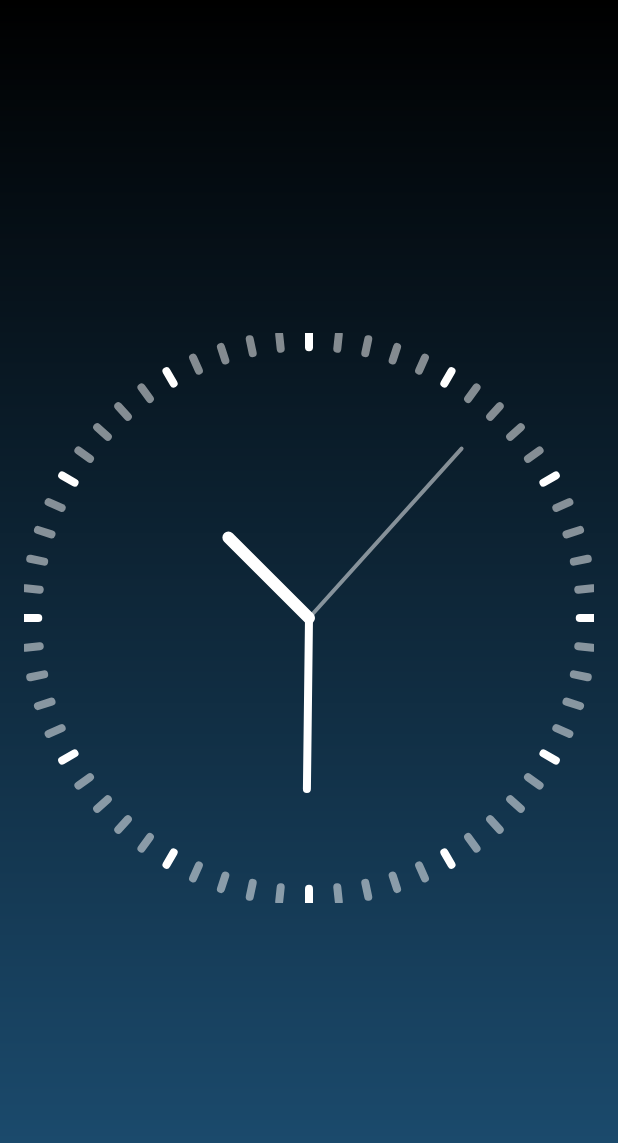
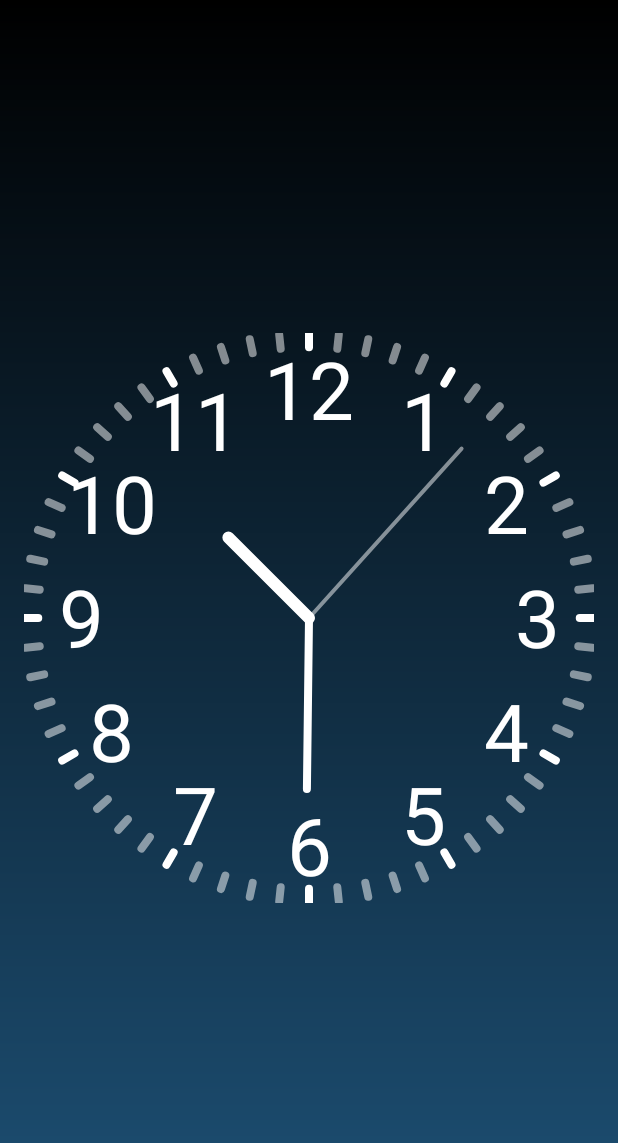
Before and after one commit to Woguagua/AndroidCourse, an Android app: the screen it shows after launch (MainActivity), on a phone screen of 412 x 824 dp. Shown: the top 1143 px of the screen. Run offline under Robolectric (Android 15) with nearby library versions, the phone set to English and light mode, and no system bars.

Commit message:
Update ClockView.java

```diff
--- a/Homework4/Chapter4Demo/app/src/main/java/com/bytedance/camp/chapter4/widget/ClockView.java
+++ b/Homework4/Chapter4Demo/app/src/main/java/com/bytedance/camp/chapter4/widget/ClockView.java
@@ -8,6 +8,7 @@ import android.graphics.RectF;
 import android.os.Handler;
 import android.util.AttributeSet;
 import android.view.View;
+
 
 import androidx.annotation.Nullable;
 
@@ -27,6 +28,7 @@ public class ClockView extends View {
     private static final float HOUR_NEEDLE_LENGTH_RATIO = 0.4f; // 时针长度相对表盘半径的比例
     private static final float MINUTE_NEEDLE_LENGTH_RATIO = 0.6f; // 分针长度相对表盘半径的比例
     private static final float SECOND_NEEDLE_LENGTH_RATIO = 0.8f; // 秒针长度相对表盘半径的比例
+    private static final float NUMBER_LENGTH_RATIO = 0.8f;//数字长度相对表盘半径的比例
     private static final float HOUR_NEEDLE_WIDTH = 12; // 时针的宽度
     private static final float MINUTE_NEEDLE_WIDTH = 8; // 分针的宽度
     private static final float SECOND_NEEDLE_WIDTH = 4; // 秒针的宽度
@@ -73,6 +75,12 @@ public class ClockView extends View {
         needlePaint.setStrokeCap(Paint.Cap.ROUND);
         needlePaint.setStyle(Paint.Style.STROKE);
         // TODO 设置绘制时间数字的画笔: numberPaint
+        numberPaint.setAntiAlias(true);
+        numberPaint.setColor(Color.WHITE);
+        needlePaint.setStrokeWidth(5);
+        numberPaint.setTextSize(80);
+        numberPaint.setStyle(Paint.Style.FILL);
+        numberPaint.setTextAlign(Paint.Align.CENTER);
     }
 
     @Override
@@ -183,6 +191,12 @@ public class ClockView extends View {
 
     private void drawTimeNumbers(Canvas canvas) {
         // TODO 绘制表盘时间数字（可选）
+//        canvas.drawText("01",centerX,centerY,numberPaint);
+        for(int i = 1; i <= 12; i++){
+//            canvas.drawText("01",centerX,centerY,numberPaint);
+//            canvas.drawText("hhh", (float) (centerX + radius * NUMBER_LENGTH_RATIO * Math.cos(Math.toRadians(i * 60 - 90))), (float) (centerY + radius * NUMBER_LENGTH_RATIO * Math.sin(Math.toRadians(i * 60 - 90))), numberPaint);
+            canvas.drawText(String.valueOf(i), (float) (centerX + radius * NUMBER_LENGTH_RATIO * Math.cos(Math.toRadians(i * 30 - 90))), (float) (centerY + radius * NUMBER_LENGTH_RATIO * Math.sin(Math.toRadians(i * 30 - 90)) + 30), numberPaint);
+        }
     }
 
     // 获取当前的时间：时、分、秒
```
